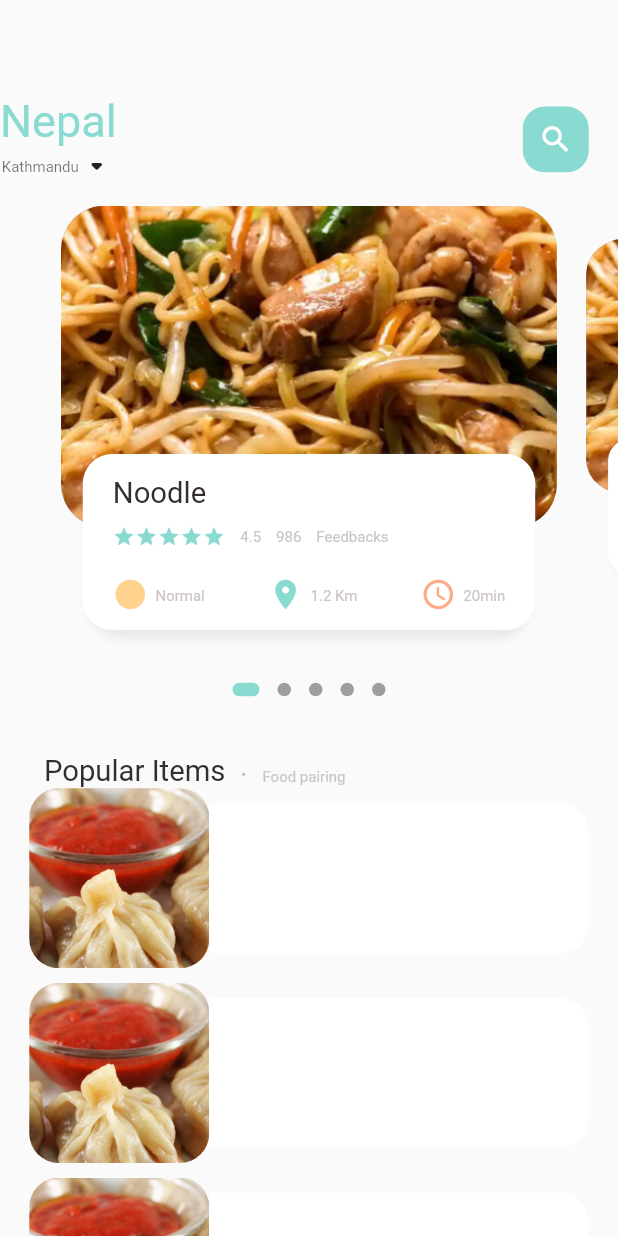
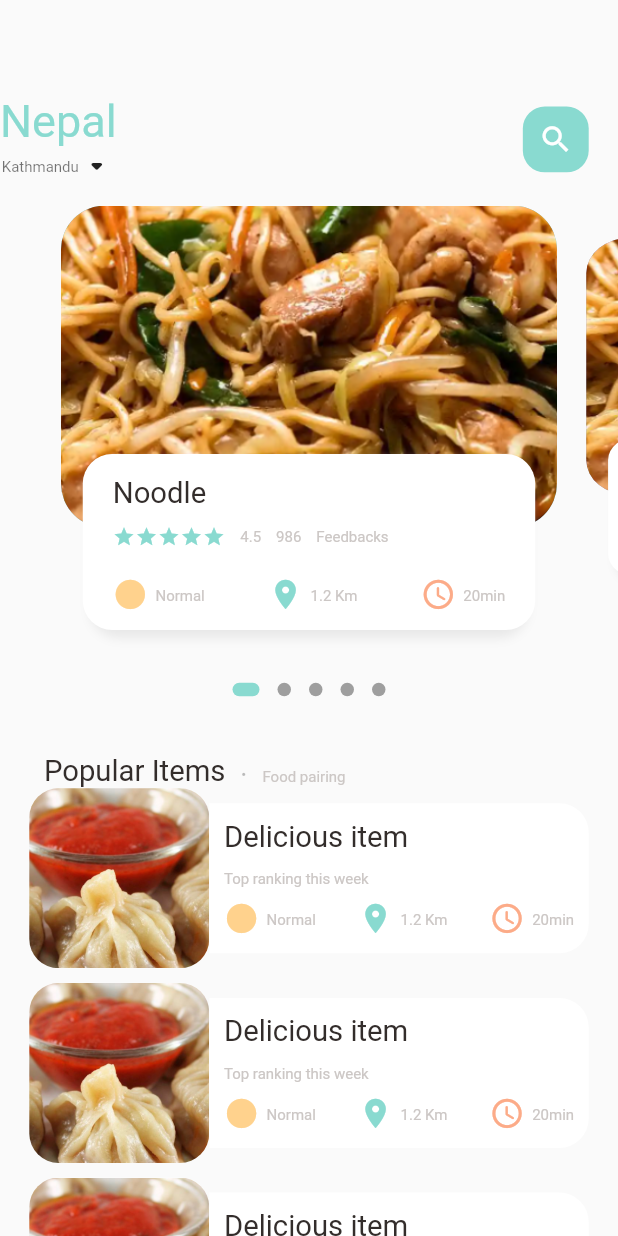
Before and after one commit to Anjeelchaudhary/E-commersApplication-_Foodie-, a Flutter app: the screen it shows after launch, on a phone screen of 412 x 824 dp. Run offline on Flutter 3.47's test engine with Material 2 defaults, Android fonts, the phone set to English and light mode, and no system bars; drawn by our look-alikes of dots_indicator; our stand-ins replace get.

Commit message:
:lipstick: item description below
type and its delivery time is showing added

```diff
--- a/lib/home/food_page_body.dart
+++ b/lib/home/food_page_body.dart
@@ -1,5 +1,3 @@
-//import 'dart:html';
-
 import 'package:dots_indicator/dots_indicator.dart';
 import 'package:flutter/material.dart';
 import 'package:flutter_ecommers_app/utils/colors.dart';
@@ -133,6 +131,39 @@ class _FoodPageNodyState extends State<FoodPageBody> {
                             bottomRight: Radius.circular(Dimensions.radius20),
                           ),
                           color: Colors.white,
+                        ),
+                        child: Padding(
+                          padding: EdgeInsets.only(
+                              left: Dimensions.width10,
+                              right: Dimensions.width10),
+                          child: Column(
+                            crossAxisAlignment: CrossAxisAlignment.start,
+                            mainAxisAlignment: MainAxisAlignment.center,
+                            children: [
+                              BigText(text: "Delicious item"),
+                              SizedBox(height: Dimensions.height10),
+                              SmallText(text: "Top ranking this week "),
+                              SizedBox(height: Dimensions.height10),
+                              Row(
+                                mainAxisAlignment:
+                                    MainAxisAlignment.spaceBetween,
+                                children: [
+                                  IconAndTextWidget(
+                                      icon: Icons.circle_sharp,
+                                      text: "Normal",
+                                      iconColor: AppColors.iconColor1),
+                                  IconAndTextWidget(
+                                      icon: Icons.location_on,
+                                      text: "1.2 Km",
+                                      iconColor: AppColors.mainColor),
+                                  IconAndTextWidget(
+                                      icon: Icons.access_time_rounded,
+                                      text: "20min",
+                                      iconColor: AppColors.iconColor2)
+                                ],
+                              )
+                            ],
+                          ),
                         ),
                       ),
                     )
@@ -270,6 +301,7 @@ class _FoodPageNodyState extends State<FoodPageBody> {
                       SizedBox(
                         height: Dimensions.height20,
                       ),
+                      //this is for the design ie normal,distance and for time
                       Row(
                         mainAxisAlignment: MainAxisAlignment.spaceBetween,
                         children: [
```
